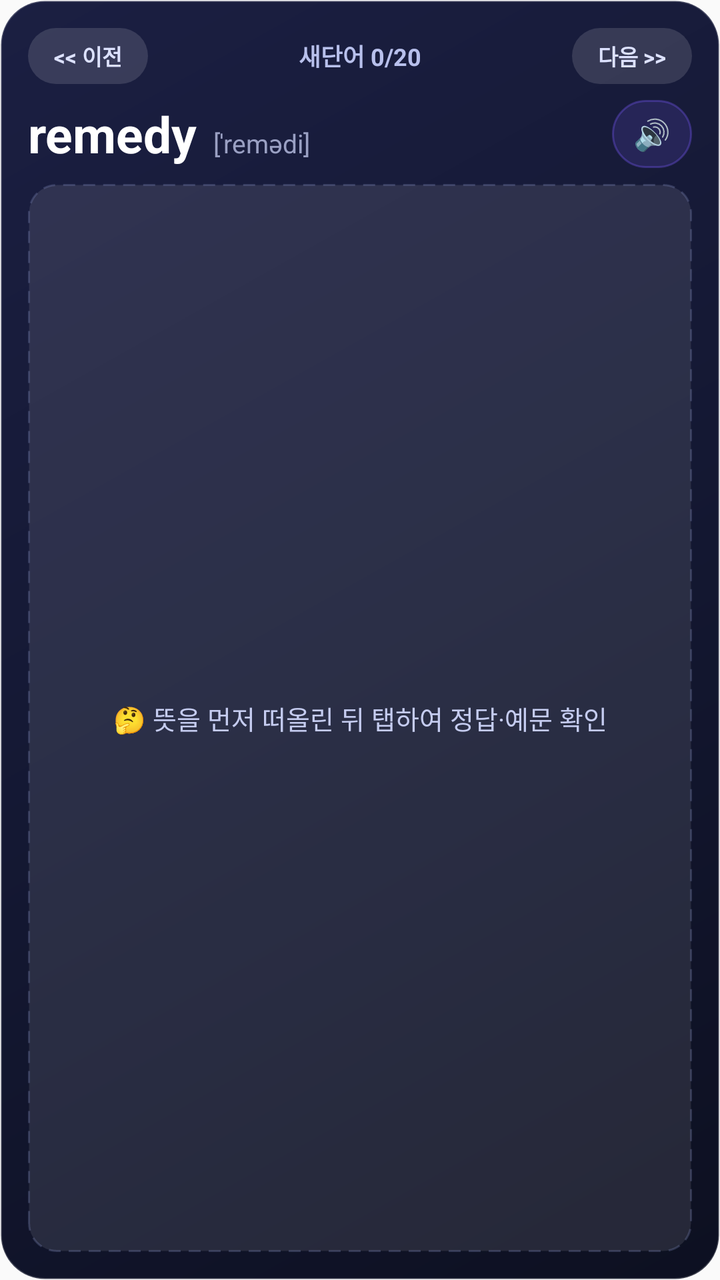
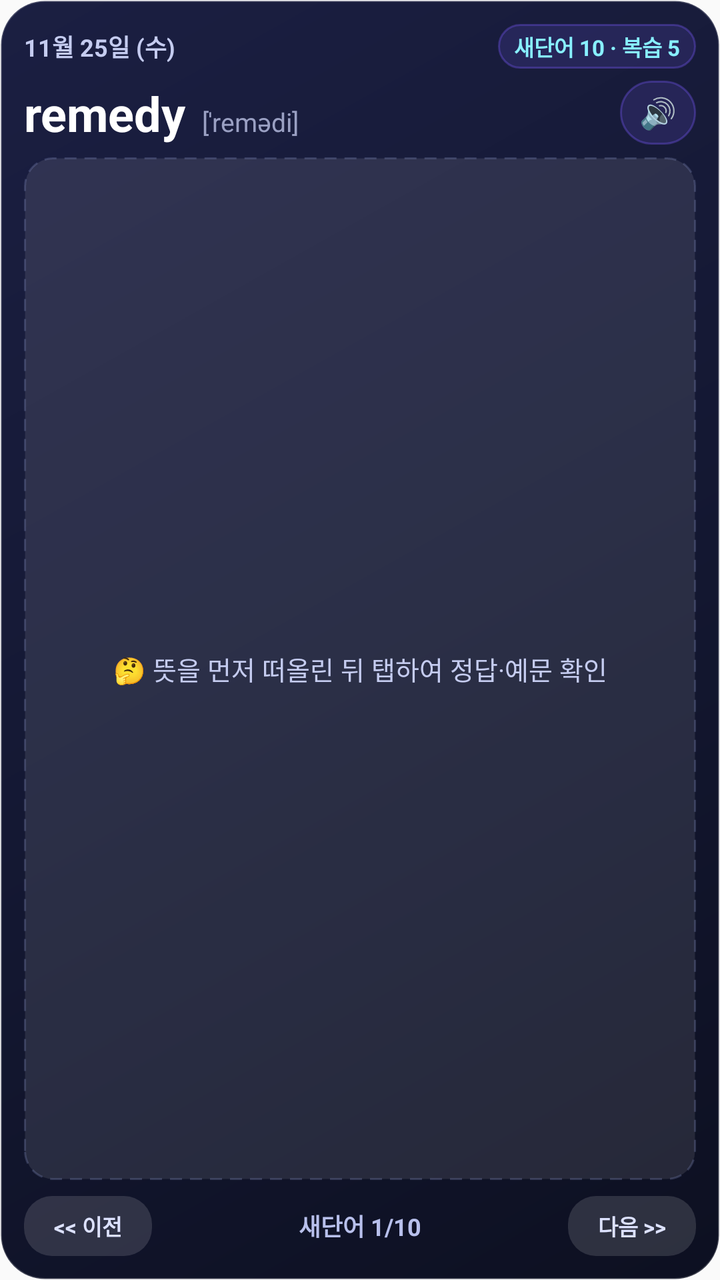

Compare the two renders of this Android layout. The source of the first and the diff that turns it into the second are given below.
<!-- AndroidManifest.xml: application theme AppTheme -->
<!-- res/layout/memora_widget.xml -->
<?xml version="1.0" encoding="utf-8"?>
<LinearLayout xmlns:android="http://schemas.android.com/apk/res/android"
    android:id="@+id/widget_root"
    android:layout_width="match_parent"
    android:layout_height="match_parent"
    android:background="@drawable/widget_bg"
    android:orientation="vertical"
    android:padding="14dp">

    
    <LinearLayout
        android:layout_width="match_parent"
        android:layout_height="wrap_content"
        android:gravity="center_vertical"
        android:orientation="horizontal">

        <TextView
            android:id="@+id/widget_btn_prev"
            android:layout_width="60dp"
            android:layout_height="28dp"
            android:background="@drawable/widget_icon_btn_bg"
            android:gravity="center"
            android:text="&lt;&lt; 이전"
            android:textColor="#DDE2FF"
            android:textSize="11sp"
            android:textStyle="bold" />

        <TextView
            android:id="@+id/widget_badge"
            android:layout_width="0dp"
            android:layout_height="28dp"
            android:layout_marginStart="6dp"
            android:layout_marginEnd="6dp"
            android:layout_weight="1"
            android:ellipsize="end"
            android:gravity="center"
            android:maxLines="1"
            android:text="새단어 0/20"
            android:textColor="#B8C0EC"
            android:textSize="12sp"
            android:textStyle="bold" />

        <TextView
            android:id="@+id/widget_btn_next"
            android:layout_width="60dp"
            android:layout_height="28dp"
            android:background="@drawable/widget_icon_btn_bg"
            android:gravity="center"
            android:text="다음 &gt;&gt;"
            android:textColor="#DDE2FF"
            android:textSize="11sp"
            android:textStyle="bold" />
    </LinearLayout>

    
    <LinearLayout
        android:id="@+id/widget_word_area"
        android:layout_width="match_parent"
        android:layout_height="wrap_content"
        android:layout_marginTop="8dp"
        android:gravity="center_vertical"
        android:orientation="horizontal">

        <LinearLayout
            android:layout_width="0dp"
            android:layout_height="wrap_content"
            android:layout_weight="1"
            android:gravity="bottom"
            android:orientation="horizontal">

            <TextView
                android:id="@+id/widget_word"
                android:layout_width="wrap_content"
                android:layout_height="wrap_content"
                android:ellipsize="end"
                android:maxLines="1"
                android:text="remedy"
                android:textColor="#FFFFFF"
                android:textSize="25sp"
                android:textStyle="bold" />

            <TextView
                android:id="@+id/widget_pron"
                android:layout_width="wrap_content"
                android:layout_height="wrap_content"
                android:layout_marginStart="8dp"
                android:ellipsize="end"
                android:maxLines="1"
                android:text="[ˈremədi]"
                android:textColor="#9AA0C3"
                android:textSize="13sp" />
        </LinearLayout>

        <TextView
            android:id="@+id/widget_btn_tts"
            android:layout_width="40dp"
            android:layout_height="34dp"
            android:layout_marginStart="8dp"
            android:background="@drawable/widget_pill_bg"
            android:gravity="center"
            android:text="🔊"
            android:textColor="#FFFFFF"
            android:textSize="15sp" />
    </LinearLayout>

    
    <TextView
        android:id="@+id/widget_reveal_prompt"
        android:layout_width="match_parent"
        android:layout_height="0dp"
        android:layout_marginTop="8dp"
        android:layout_weight="1"
        android:background="@drawable/widget_reveal_box_bg"
        android:gravity="center"
        android:padding="10dp"
        android:text="🤔 뜻을 먼저 떠올린 뒤 탭하여 정답·예문 확인"
        android:textColor="#C5CCF0"
        android:textSize="13sp" />

    
    <LinearLayout
        android:id="@+id/widget_revealed_box"
        android:layout_width="match_parent"
        android:layout_height="0dp"
        android:layout_marginTop="6dp"
        android:layout_weight="1"
        android:gravity="center_vertical"
        android:orientation="vertical"
        android:visibility="gone">

        <TextView
            android:id="@+id/widget_meaning"
            android:layout_width="match_parent"
            android:layout_height="wrap_content"
            android:ellipsize="end"
            android:maxLines="2"
            android:text="처리 방안, 해결[개선]책; 치료(약)"
            android:textColor="#88F0FF"
            android:textSize="14sp"
            android:textStyle="bold" />

        <TextView
            android:id="@+id/widget_example"
            android:layout_width="match_parent"
            android:layout_height="wrap_content"
            android:layout_marginTop="3dp"
            android:ellipsize="end"
            android:maxLines="2"
            android:text="There is no simple remedy for unemployment."
            android:textColor="#B8C0EC"
            android:textSize="12sp"
            android:textStyle="italic" />

        <LinearLayout
            android:layout_width="match_parent"
            android:layout_height="wrap_content"
            android:layout_marginTop="8dp"
            android:orientation="horizontal">

            <TextView
                android:id="@+id/widget_mark_no"
                android:layout_width="0dp"
                android:layout_height="38dp"
                android:layout_marginEnd="4dp"
                android:layout_weight="1"
                android:background="@drawable/widget_btn_again"
                android:gravity="center"
                android:text="✗ 몰라요"
                android:textColor="#FFD9DE"
                android:textSize="14sp"
                android:textStyle="bold" />

            <TextView
                android:id="@+id/widget_mark_yes"
                android:layout_width="0dp"
                android:layout_height="38dp"
                android:layout_marginStart="4dp"
                android:layout_weight="1"
                android:background="@drawable/widget_btn_good"
                android:gravity="center"
                android:text="✓ 외웠어요"
                android:textColor="#C8FFE3"
                android:textSize="14sp"
                android:textStyle="bold" />
        </LinearLayout>
    </LinearLayout>

</LinearLayout>
<!-- resources referenced by this layout -->
<resources>
  <!-- drawable widget_bg (drawable) -->
  <?xml version="1.0" encoding="utf-8"?>
  <shape xmlns:android="http://schemas.android.com/apk/res/android"
      android:shape="rectangle">
      <gradient
          android:angle="135"
          android:startColor="#0D1021"
          android:centerColor="#141833"
          android:endColor="#1B1F42"
          android:type="linear" />
      <corners android:radius="22dp" />
      <stroke
          android:width="1dp"
          android:color="#33FFFFFF" />
  </shape>
  <!-- drawable widget_btn_again (drawable) -->
  <?xml version="1.0" encoding="utf-8"?>
  <shape xmlns:android="http://schemas.android.com/apk/res/android"
      android:shape="rectangle">
      <solid android:color="#38F25767" />
      <corners android:radius="11dp" />
      <stroke android:width="1dp" android:color="#80F25767" />
  </shape>
  <!-- drawable widget_btn_good (drawable) -->
  <?xml version="1.0" encoding="utf-8"?>
  <shape xmlns:android="http://schemas.android.com/apk/res/android"
      android:shape="rectangle">
      <solid android:color="#382BD27F" />
      <corners android:radius="11dp" />
      <stroke android:width="1dp" android:color="#882BD27F" />
  </shape>
  <!-- drawable widget_icon_btn_bg (drawable) -->
  <?xml version="1.0" encoding="utf-8"?>
  <shape xmlns:android="http://schemas.android.com/apk/res/android"
      android:shape="rectangle">
      <solid android:color="#22FFFFFF" />
      <corners android:radius="14dp" />
  </shape>
  <!-- drawable widget_pill_bg (drawable) -->
  <?xml version="1.0" encoding="utf-8"?>
  <shape xmlns:android="http://schemas.android.com/apk/res/android"
      android:shape="rectangle">
      <solid android:color="#267C5CFF" />
      <corners android:radius="99dp" />
      <stroke
          android:width="1dp"
          android:color="#557C5CFF" />
  </shape>
  <!-- drawable widget_reveal_box_bg (drawable) -->
  <?xml version="1.0" encoding="utf-8"?>
  <shape xmlns:android="http://schemas.android.com/apk/res/android"
      android:shape="rectangle">
      <solid android:color="#19FFFFFF" />
      <corners android:radius="14dp" />
      <stroke
          android:width="1dp"
          android:color="#448B95C9"
          android:dashWidth="6dp"
          android:dashGap="4dp" />
  </shape>
  <style name="AppTheme" parent="Theme.AppCompat.Light.DarkActionBar">
          
          <item name="colorPrimary">@color/colorPrimary</item>
          <item name="colorPrimaryDark">@color/colorPrimaryDark</item>
          <item name="colorAccent">@color/colorAccent</item>
      </style>
</resources>

<!-- the commit's change to res/layout/memora_widget.xml (unified diff, before → after) -->
@@ -5,51 +5,41 @@
     android:layout_height="match_parent"
     android:background="@drawable/widget_bg"
     android:orientation="vertical"
-    android:padding="14dp">
-
-    
-    <LinearLayout
+    android:padding="12dp">
+
+    
+    <LinearLayout
+        android:id="@+id/widget_top_bar"
         android:layout_width="match_parent"
         android:layout_height="wrap_content"
         android:gravity="center_vertical"
         android:orientation="horizontal">
 
         <TextView
-            android:id="@+id/widget_btn_prev"
-            android:layout_width="60dp"
-            android:layout_height="28dp"
-            android:background="@drawable/widget_icon_btn_bg"
-            android:gravity="center"
-            android:text="&lt;&lt; 이전"
-            android:textColor="#DDE2FF"
+            android:id="@+id/widget_top_date"
+            android:layout_width="0dp"
+            android:layout_height="wrap_content"
+            android:layout_weight="1"
+            android:ellipsize="end"
+            android:maxLines="1"
+            android:text="11월 25일 (수)"
+            android:textColor="#C5CCF0"
+            android:textSize="12sp"
+            android:textStyle="bold" />
+
+        <TextView
+            android:id="@+id/widget_top_stats"
+            android:layout_width="wrap_content"
+            android:layout_height="wrap_content"
+            android:background="@drawable/widget_pill_bg"
+            android:paddingStart="8dp"
+            android:paddingTop="3dp"
+            android:paddingEnd="8dp"
+            android:paddingBottom="3dp"
+            android:text="새단어 10 · 복습 5"
+            android:textColor="#88F0FF"
             android:textSize="11sp"
             android:textStyle="bold" />
-
-        <TextView
-            android:id="@+id/widget_badge"
-            android:layout_width="0dp"
-            android:layout_height="28dp"
-            android:layout_marginStart="6dp"
-            android:layout_marginEnd="6dp"
-            android:layout_weight="1"
-            android:ellipsize="end"
-            android:gravity="center"
-            android:maxLines="1"
-            android:text="새단어 0/20"
-            android:textColor="#B8C0EC"
-            android:textSize="12sp"
-            android:textStyle="bold" />
-
-        <TextView
-            android:id="@+id/widget_btn_next"
-            android:layout_width="60dp"
-            android:layout_height="28dp"
-            android:background="@drawable/widget_icon_btn_bg"
-            android:gravity="center"
-            android:text="다음 &gt;&gt;"
-            android:textColor="#DDE2FF"
-            android:textSize="11sp"
-            android:textStyle="bold" />
     </LinearLayout>
 
     
@@ -57,7 +47,7 @@
         android:id="@+id/widget_word_area"
         android:layout_width="match_parent"
         android:layout_height="wrap_content"
-        android:layout_marginTop="8dp"
+        android:layout_marginTop="6dp"
         android:gravity="center_vertical"
         android:orientation="horizontal">
 
@@ -76,7 +66,7 @@
                 android:maxLines="1"
                 android:text="remedy"
                 android:textColor="#FFFFFF"
-                android:textSize="25sp"
+                android:textSize="24sp"
                 android:textStyle="bold" />
 
             <TextView
@@ -93,8 +83,8 @@
 
         <TextView
             android:id="@+id/widget_btn_tts"
-            android:layout_width="40dp"
-            android:layout_height="34dp"
+            android:layout_width="38dp"
+            android:layout_height="32dp"
             android:layout_marginStart="8dp"
             android:background="@drawable/widget_pill_bg"
             android:gravity="center"
@@ -108,11 +98,12 @@
         android:id="@+id/widget_reveal_prompt"
         android:layout_width="match_parent"
         android:layout_height="0dp"
-        android:layout_marginTop="8dp"
+        android:layout_marginTop="6dp"
+        android:layout_marginBottom="6dp"
         android:layout_weight="1"
         android:background="@drawable/widget_reveal_box_bg"
         android:gravity="center"
-        android:padding="10dp"
+        android:padding="8dp"
         android:text="🤔 뜻을 먼저 떠올린 뒤 탭하여 정답·예문 확인"
         android:textColor="#C5CCF0"
         android:textSize="13sp" />
@@ -122,7 +113,8 @@
         android:id="@+id/widget_revealed_box"
         android:layout_width="match_parent"
         android:layout_height="0dp"
-        android:layout_marginTop="6dp"
+        android:layout_marginTop="4dp"
+        android:layout_marginBottom="6dp"
         android:layout_weight="1"
         android:gravity="center_vertical"
         android:orientation="vertical"
@@ -136,53 +128,101 @@
             android:maxLines="2"
             android:text="처리 방안, 해결[개선]책; 치료(약)"
             android:textColor="#88F0FF"
-            android:textSize="14sp"
+            android:textSize="15sp"
             android:textStyle="bold" />
 
         <TextView
             android:id="@+id/widget_example"
             android:layout_width="match_parent"
             android:layout_height="wrap_content"
-            android:layout_marginTop="3dp"
-            android:ellipsize="end"
-            android:maxLines="2"
+            android:layout_marginTop="4dp"
+            android:ellipsize="end"
+            android:lineSpacingExtra="2dp"
+            android:maxLines="3"
             android:text="There is no simple remedy for unemployment."
-            android:textColor="#B8C0EC"
-            android:textSize="12sp"
+            android:textColor="#DDE4FF"
+            android:textSize="14sp"
             android:textStyle="italic" />
 
         <LinearLayout
             android:layout_width="match_parent"
             android:layout_height="wrap_content"
-            android:layout_marginTop="8dp"
+            android:layout_marginTop="6dp"
             android:orientation="horizontal">
 
             <TextView
                 android:id="@+id/widget_mark_no"
                 android:layout_width="0dp"
-                android:layout_height="38dp"
+                android:layout_height="34dp"
                 android:layout_marginEnd="4dp"
                 android:layout_weight="1"
                 android:background="@drawable/widget_btn_again"
                 android:gravity="center"
                 android:text="✗ 몰라요"
                 android:textColor="#FFD9DE"
-                android:textSize="14sp"
+                android:textSize="13sp"
                 android:textStyle="bold" />
 
             <TextView
                 android:id="@+id/widget_mark_yes"
                 android:layout_width="0dp"
-                android:layout_height="38dp"
+                android:layout_height="34dp"
                 android:layout_marginStart="4dp"
                 android:layout_weight="1"
                 android:background="@drawable/widget_btn_good"
                 android:gravity="center"
                 android:text="✓ 외웠어요"
                 android:textColor="#C8FFE3"
-                android:textSize="14sp"
+                android:textSize="13sp"
                 android:textStyle="bold" />
         </LinearLayout>
     </LinearLayout>
 
+    
+    <LinearLayout
+        android:id="@+id/widget_bottom_bar"
+        android:layout_width="match_parent"
+        android:layout_height="wrap_content"
+        android:layout_marginTop="2dp"
+        android:gravity="center_vertical"
+        android:orientation="horizontal">
+
+        <TextView
+            android:id="@+id/widget_btn_prev"
+            android:layout_width="64dp"
+            android:layout_height="30dp"
+            android:background="@drawable/widget_icon_btn_bg"
+            android:gravity="center"
+            android:text="&lt;&lt; 이전"
+            android:textColor="#DDE2FF"
+            android:textSize="11sp"
+            android:textStyle="bold" />
+
+        <TextView
+            android:id="@+id/widget_badge"
+            android:layout_width="0dp"
+            android:layout_height="30dp"
+            android:layout_marginStart="6dp"
+            android:layout_marginEnd="6dp"
+            android:layout_weight="1"
+            android:ellipsize="end"
+            android:gravity="center"
+            android:maxLines="1"
+            android:text="새단어 1/10"
+            android:textColor="#B8C0EC"
+            android:textSize="12sp"
+            android:textStyle="bold" />
+
+        <TextView
+            android:id="@+id/widget_btn_next"
+            android:layout_width="64dp"
+            android:layout_height="30dp"
+            android:background="@drawable/widget_icon_btn_bg"
+            android:gravity="center"
+            android:text="다음 &gt;&gt;"
+            android:textColor="#DDE2FF"
+            android:textSize="11sp"
+            android:textStyle="bold" />
+    </LinearLayout>
+
 </LinearLayout>
